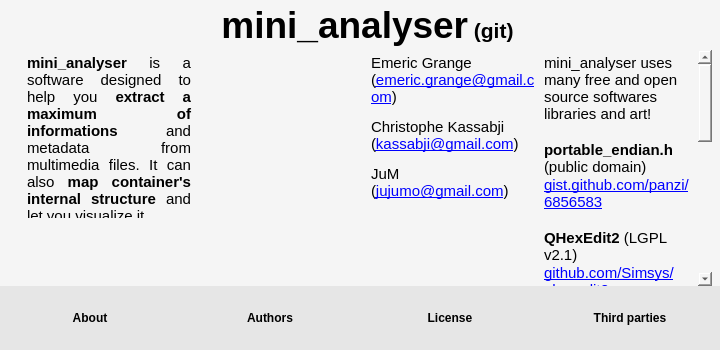
Old version of the form mini_analyser/ui/about.ui in the repository emericg/MiniVideo.
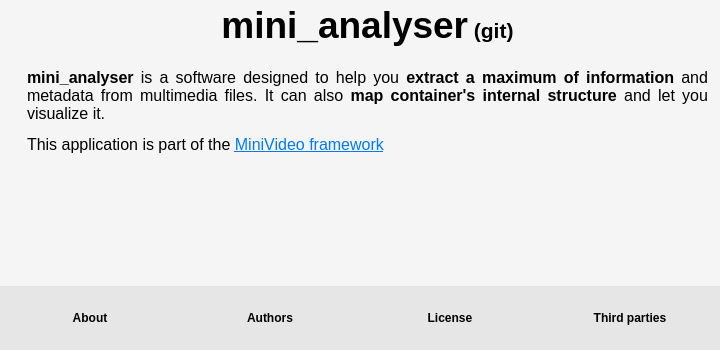
New version of the form. Icons and pictures are not drawn.

Commit message: mini_analyser: refactor the about window

```diff
--- a/mini_analyser/ui/about.ui
+++ b/mini_analyser/ui/about.ui
@@ -16,6 +16,12 @@
     <height>320</height>
    </size>
   </property>
+  <property name="maximumSize">
+   <size>
+    <width>1280</width>
+    <height>720</height>
+   </size>
+  </property>
   <property name="windowTitle">
    <string>About</string>
   </property>
@@ -183,126 +189,12 @@
      <property name="spacing">
       <number>0</number>
      </property>
-     <item row="1" column="1" rowspan="2">
-      <widget class="QTextBrowser" name="textBrowser_license">
-       <property name="frameShape">
-        <enum>QFrame::NoFrame</enum>
-       </property>
-       <property name="lineWidth">
-        <number>0</number>
-       </property>
-       <property name="autoFormatting">
-        <set>QTextEdit::AutoAll</set>
-       </property>
-       <property name="html">
-        <string>&lt;!DOCTYPE HTML PUBLIC &quot;-//W3C//DTD HTML 4.0//EN&quot; &quot;http://www.w3.org/TR/REC-html40/strict.dtd&quot;&gt;
-&lt;html&gt;&lt;head&gt;&lt;meta name=&quot;qrichtext&quot; content=&quot;1&quot; /&gt;&lt;style type=&quot;text/css&quot;&gt;
-p, li { white-space: pre-wrap; }
-&lt;/style&gt;&lt;/head&gt;&lt;body style=&quot; font-family:'DejaVu Sans'; font-size:11pt; font-weight:400; font-style:normal;&quot;&gt;
-&lt;p style=&quot;-qt-paragraph-type:empty; margin-top:0px; margin-bottom:0px; margin-left:0px; margin-right:0px; -qt-block-indent:0; text-indent:0px;&quot;&gt;&lt;br /&gt;&lt;/p&gt;&lt;/body&gt;&lt;/html&gt;</string>
-       </property>
-       <property name="source">
-        <url>
-         <string>qrc:/licenses/LICENSE</string>
-        </url>
-       </property>
-       <property name="searchPaths">
-        <stringlist notr="true"/>
-       </property>
-       <property name="openLinks">
-        <bool>false</bool>
-       </property>
-      </widget>
-     </item>
-     <item row="1" column="0">
-      <widget class="QTextBrowser" name="textBrowser_desc">
-       <property name="frameShape">
-        <enum>QFrame::NoFrame</enum>
-       </property>
-       <property name="lineWidth">
-        <number>0</number>
-       </property>
-       <property name="verticalScrollBarPolicy">
-        <enum>Qt::ScrollBarAlwaysOff</enum>
-       </property>
-       <property name="horizontalScrollBarPolicy">
-        <enum>Qt::ScrollBarAlwaysOff</enum>
-       </property>
-       <property name="sizeAdjustPolicy">
-        <enum>QAbstractScrollArea::AdjustIgnored</enum>
-       </property>
-       <property name="html">
-        <string>&lt;!DOCTYPE HTML PUBLIC &quot;-//W3C//DTD HTML 4.0//EN&quot; &quot;http://www.w3.org/TR/REC-html40/strict.dtd&quot;&gt;
-&lt;html&gt;&lt;head&gt;&lt;meta name=&quot;qrichtext&quot; content=&quot;1&quot; /&gt;&lt;style type=&quot;text/css&quot;&gt;
-p, li { white-space: pre-wrap; }
-&lt;/style&gt;&lt;/head&gt;&lt;body style=&quot; font-family:'DejaVu Sans'; font-size:11pt; font-weight:400; font-style:normal;&quot;&gt;
-&lt;p align=&quot;justify&quot; style=&quot; margin-top:12px; margin-bottom:12px; margin-left:0px; margin-right:0px; -qt-block-indent:0; text-indent:0px;&quot;&gt;&lt;span style=&quot; font-weight:600;&quot;&gt;mini_analyser&lt;/span&gt; is a software designed to help you &lt;span style=&quot; font-weight:600;&quot;&gt;extract a maximum of informations&lt;/span&gt; and metadata from multimedia files. It can also &lt;span style=&quot; font-weight:600;&quot;&gt;map container's internal structure&lt;/span&gt; and let you visualize it.&lt;/p&gt;
-&lt;p align=&quot;justify&quot; style=&quot; margin-top:12px; margin-bottom:12px; margin-left:0px; margin-right:0px; -qt-block-indent:0; text-indent:0px;&quot;&gt;&lt;br /&gt;This application is part of the &lt;a href=&quot;https://github.com/emericg/MiniVideo&quot;&gt;&lt;span style=&quot; text-decoration: underline; color:#0000ff;&quot;&gt;MiniVideo framework&lt;/span&gt;&lt;/a&gt;&lt;span style=&quot; color:#000000;&quot;&gt;.&lt;/span&gt;&lt;/p&gt;&lt;/body&gt;&lt;/html&gt;</string>
-       </property>
-       <property name="openExternalLinks">
-        <bool>true</bool>
-       </property>
-      </widget>
-     </item>
-     <item row="1" column="2" rowspan="2">
-      <widget class="QTextBrowser" name="textBrowser_copyright">
-       <property name="frameShape">
-        <enum>QFrame::NoFrame</enum>
-       </property>
-       <property name="lineWidth">
-        <number>0</number>
-       </property>
-       <property name="verticalScrollBarPolicy">
-        <enum>Qt::ScrollBarAlwaysOff</enum>
-       </property>
-       <property name="horizontalScrollBarPolicy">
-        <enum>Qt::ScrollBarAlwaysOff</enum>
-       </property>
-       <property name="html">
-        <string>&lt;!DOCTYPE HTML PUBLIC &quot;-//W3C//DTD HTML 4.0//EN&quot; &quot;http://www.w3.org/TR/REC-html40/strict.dtd&quot;&gt;
-&lt;html&gt;&lt;head&gt;&lt;meta name=&quot;qrichtext&quot; content=&quot;1&quot; /&gt;&lt;style type=&quot;text/css&quot;&gt;
-p, li { white-space: pre-wrap; }
-&lt;/style&gt;&lt;/head&gt;&lt;body style=&quot; font-family:'DejaVu Sans'; font-size:11pt; font-weight:400; font-style:normal;&quot;&gt;
-&lt;p style=&quot; margin-top:12px; margin-bottom:12px; margin-left:0px; margin-right:0px; -qt-block-indent:0; text-indent:0px;&quot;&gt;Emeric Grange (&lt;a href=&quot;mailto:emeric.grange@gmail.com&quot;&gt;&lt;span style=&quot; text-decoration: underline; color:#0000ff;&quot;&gt;emeric.grange@gmail.com&lt;/span&gt;&lt;/a&gt;)&lt;/p&gt;
-&lt;p style=&quot; margin-top:12px; margin-bottom:12px; margin-left:0px; margin-right:0px; -qt-block-indent:0; text-indent:0px;&quot;&gt;Christophe Kassabji (&lt;a href=&quot;mailto:kassabji@gmail.com&quot;&gt;&lt;span style=&quot; text-decoration: underline; color:#0000ff;&quot;&gt;kassabji@gmail.com&lt;/span&gt;&lt;/a&gt;)&lt;/p&gt;
-&lt;p style=&quot; margin-top:12px; margin-bottom:12px; margin-left:0px; margin-right:0px; -qt-block-indent:0; text-indent:0px;&quot;&gt;JuM (&lt;a href=&quot;mailto:jujumo@gmail.com&quot;&gt;&lt;span style=&quot; text-decoration: underline; color:#0000ff;&quot;&gt;jujumo@gmail.com&lt;/span&gt;&lt;/a&gt;)&lt;/p&gt;&lt;/body&gt;&lt;/html&gt;</string>
-       </property>
-       <property name="searchPaths">
-        <stringlist notr="true"/>
-       </property>
-       <property name="openExternalLinks">
-        <bool>true</bool>
-       </property>
-      </widget>
-     </item>
-     <item row="2" column="0">
-      <widget class="QTextBrowser" name="textBrowser_version">
-       <property name="frameShape">
-        <enum>QFrame::NoFrame</enum>
-       </property>
-       <property name="lineWidth">
-        <number>0</number>
-       </property>
-       <property name="verticalScrollBarPolicy">
-        <enum>Qt::ScrollBarAlwaysOff</enum>
-       </property>
-       <property name="horizontalScrollBarPolicy">
-        <enum>Qt::ScrollBarAlwaysOff</enum>
-       </property>
-       <property name="sizeAdjustPolicy">
-        <enum>QAbstractScrollArea::AdjustToContents</enum>
-       </property>
-       <property name="openLinks">
-        <bool>false</bool>
-       </property>
-      </widget>
-     </item>
-     <item row="0" column="0" colspan="4">
+     <item row="0" column="0" colspan="2">
       <widget class="QTextBrowser" name="textBrowser_title">
        <property name="minimumSize">
         <size>
          <width>0</width>
-         <height>50</height>
+         <height>48</height>
         </size>
        </property>
        <property name="maximumSize">
@@ -322,47 +214,40 @@
        </property>
        <property name="html">
         <string>&lt;!DOCTYPE HTML PUBLIC &quot;-//W3C//DTD HTML 4.0//EN&quot; &quot;http://www.w3.org/TR/REC-html40/strict.dtd&quot;&gt;
-&lt;html&gt;&lt;head&gt;&lt;meta name=&quot;qrichtext&quot; content=&quot;1&quot; /&gt;&lt;style type=&quot;text/css&quot;&gt;
+&lt;html&gt;&lt;head&gt;&lt;meta name=&quot;qrichtext&quot; content=&quot;1&quot; /&gt;&lt;meta charset=&quot;utf-8&quot; /&gt;&lt;style type=&quot;text/css&quot;&gt;
 p, li { white-space: pre-wrap; }
-&lt;/style&gt;&lt;/head&gt;&lt;body style=&quot; font-family:'DejaVu Sans'; font-size:11pt; font-weight:400; font-style:normal;&quot;&gt;
+hr { height: 1px; border-width: 0; }
+li.unchecked::marker { content: &quot;\2610&quot;; }
+li.checked::marker { content: &quot;\2612&quot;; }
+&lt;/style&gt;&lt;/head&gt;&lt;body style=&quot; font-family:'Noto Sans'; font-size:12pt; font-weight:400; font-style:normal;&quot;&gt;
 &lt;p align=&quot;center&quot; style=&quot; margin-top:0px; margin-bottom:0px; margin-left:0px; margin-right:0px; -qt-block-indent:0; text-indent:0px;&quot;&gt;&lt;span style=&quot; font-family:'Cantarell'; font-size:28pt; font-weight:600;&quot;&gt;mini_analyser&lt;/span&gt;&lt;span style=&quot; font-family:'Cantarell'; font-size:16pt; font-weight:600;&quot;&gt; (git)&lt;/span&gt;&lt;/p&gt;&lt;/body&gt;&lt;/html&gt;</string>
        </property>
       </widget>
      </item>
-     <item row="1" column="3" rowspan="2">
-      <widget class="QTextBrowser" name="textBrowser_thirdparties">
+     <item row="1" column="0">
+      <widget class="QTextBrowser" name="textBrowser_content">
        <property name="frameShape">
         <enum>QFrame::NoFrame</enum>
        </property>
        <property name="lineWidth">
         <number>0</number>
        </property>
+       <property name="verticalScrollBarPolicy">
+        <enum>Qt::ScrollBarAsNeeded</enum>
+       </property>
+       <property name="horizontalScrollBarPolicy">
+        <enum>Qt::ScrollBarAlwaysOff</enum>
+       </property>
        <property name="html">
         <string>&lt;!DOCTYPE HTML PUBLIC &quot;-//W3C//DTD HTML 4.0//EN&quot; &quot;http://www.w3.org/TR/REC-html40/strict.dtd&quot;&gt;
-&lt;html&gt;&lt;head&gt;&lt;meta name=&quot;qrichtext&quot; content=&quot;1&quot; /&gt;&lt;style type=&quot;text/css&quot;&gt;
+&lt;html&gt;&lt;head&gt;&lt;meta name=&quot;qrichtext&quot; content=&quot;1&quot; /&gt;&lt;meta charset=&quot;utf-8&quot; /&gt;&lt;style type=&quot;text/css&quot;&gt;
 p, li { white-space: pre-wrap; }
-&lt;/style&gt;&lt;/head&gt;&lt;body style=&quot; font-family:'DejaVu Sans'; font-size:11pt; font-weight:400; font-style:normal;&quot;&gt;
-&lt;p style=&quot; margin-top:0px; margin-bottom:0px; margin-left:0px; margin-right:0px; -qt-block-indent:0; text-indent:0px;&quot;&gt;mini_analyser uses many free and open source softwares libraries and art!&lt;/p&gt;
-&lt;p style=&quot;-qt-paragraph-type:empty; margin-top:0px; margin-bottom:0px; margin-left:0px; margin-right:0px; -qt-block-indent:0; text-indent:0px;&quot;&gt;&lt;br /&gt;&lt;/p&gt;
-&lt;p style=&quot; margin-top:0px; margin-bottom:0px; margin-left:0px; margin-right:0px; -qt-block-indent:0; text-indent:0px;&quot;&gt;&lt;span style=&quot; font-weight:600;&quot;&gt;portable_endian.h&lt;/span&gt; (public domain)&lt;/p&gt;
-&lt;p style=&quot; margin-top:0px; margin-bottom:0px; margin-left:0px; margin-right:0px; -qt-block-indent:0; text-indent:0px;&quot;&gt;&lt;a href=&quot;https://gist.github.com/panzi/6856583&quot;&gt;&lt;span style=&quot; text-decoration: underline; color:#0000ff;&quot;&gt;gist.github.com/panzi/6856583&lt;/span&gt;&lt;/a&gt;&lt;/p&gt;
-&lt;p style=&quot;-qt-paragraph-type:empty; margin-top:0px; margin-bottom:0px; margin-left:0px; margin-right:0px; -qt-block-indent:0; text-indent:0px;&quot;&gt;&lt;br /&gt;&lt;/p&gt;
-&lt;p style=&quot; margin-top:0px; margin-bottom:0px; margin-left:0px; margin-right:0px; -qt-block-indent:0; text-indent:0px;&quot;&gt;&lt;span style=&quot; font-weight:600;&quot;&gt;QHexEdit2&lt;/span&gt; (LGPL v2.1)&lt;/p&gt;
-&lt;p style=&quot; margin-top:0px; margin-bottom:0px; margin-left:0px; margin-right:0px; -qt-block-indent:0; text-indent:0px;&quot;&gt;&lt;a href=&quot;https://github.com/Simsys/qhexedit2&quot;&gt;&lt;span style=&quot; text-decoration: underline; color:#0000ff;&quot;&gt;github.com/Simsys/qhexedit2&lt;/span&gt;&lt;/a&gt;&lt;/p&gt;
-&lt;p style=&quot;-qt-paragraph-type:empty; margin-top:0px; margin-bottom:0px; margin-left:0px; margin-right:0px; -qt-block-indent:0; text-indent:0px; text-decoration: underline; color:#0000ff;&quot;&gt;&lt;br /&gt;&lt;/p&gt;
-&lt;p style=&quot; margin-top:0px; margin-bottom:0px; margin-left:0px; margin-right:0px; -qt-block-indent:0; text-indent:0px;&quot;&gt;&lt;span style=&quot; font-weight:600;&quot;&gt;QCustomPlot&lt;/span&gt; (GPL v3+)&lt;/p&gt;
-&lt;p style=&quot; margin-top:0px; margin-bottom:0px; margin-left:0px; margin-right:0px; -qt-block-indent:0; text-indent:0px;&quot;&gt;&lt;a href=&quot;https://www.qcustomplot.com&quot;&gt;&lt;span style=&quot; text-decoration: underline; color:#0000ff;&quot;&gt;qcustomplot.com&lt;/span&gt;&lt;/a&gt;&lt;/p&gt;
-&lt;p style=&quot;-qt-paragraph-type:empty; margin-top:0px; margin-bottom:0px; margin-left:0px; margin-right:0px; -qt-block-indent:0; text-indent:0px;&quot;&gt;&lt;br /&gt;&lt;/p&gt;
-&lt;p style=&quot; margin-top:0px; margin-bottom:0px; margin-left:0px; margin-right:0px; -qt-block-indent:0; text-indent:0px;&quot;&gt;&lt;span style=&quot; font-weight:600;&quot;&gt;pugixml&lt;/span&gt; (MIT)&lt;/p&gt;
-&lt;p style=&quot; margin-top:0px; margin-bottom:0px; margin-left:0px; margin-right:0px; -qt-block-indent:0; text-indent:0px;&quot;&gt;&lt;a href=&quot;https://github.com/zeux/pugixml&quot;&gt;&lt;span style=&quot; text-decoration: underline; color:#0000ff;&quot;&gt;github.com/zeux/pugixml&lt;/span&gt;&lt;/a&gt;&lt;/p&gt;
-&lt;p style=&quot;-qt-paragraph-type:empty; margin-top:0px; margin-bottom:0px; margin-left:0px; margin-right:0px; -qt-block-indent:0; text-indent:0px;&quot;&gt;&lt;br /&gt;&lt;/p&gt;
-&lt;p style=&quot; margin-top:0px; margin-bottom:0px; margin-left:0px; margin-right:0px; -qt-block-indent:0; text-indent:0px;&quot;&gt;&lt;span style=&quot; font-weight:600;&quot;&gt;mini_analyser icon&lt;/span&gt; by JuM (CC BY-SA 4.0)&lt;/p&gt;
-&lt;p style=&quot;-qt-paragraph-type:empty; margin-top:0px; margin-bottom:0px; margin-left:0px; margin-right:0px; -qt-block-indent:0; text-indent:0px;&quot;&gt;&lt;br /&gt;&lt;/p&gt;
-&lt;p style=&quot; margin-top:0px; margin-bottom:0px; margin-left:0px; margin-right:0px; -qt-block-indent:0; text-indent:0px;&quot;&gt;&lt;span style=&quot; font-weight:600;&quot;&gt;Faenza &amp;amp; Faience icon themes&lt;/span&gt; (GPL v3)&lt;/p&gt;
-&lt;p style=&quot; margin-top:0px; margin-bottom:0px; margin-left:0px; margin-right:0px; -qt-block-indent:0; text-indent:0px;&quot;&gt;&lt;a href=&quot;https://tiheum.deviantart.com&quot;&gt;&lt;span style=&quot; text-decoration: underline; color:#0000ff;&quot;&gt;tiheum.deviantart.com&lt;/span&gt;&lt;/a&gt;&lt;/p&gt;
-&lt;p style=&quot;-qt-paragraph-type:empty; margin-top:0px; margin-bottom:0px; margin-left:0px; margin-right:0px; -qt-block-indent:0; text-indent:0px;&quot;&gt;&lt;br /&gt;&lt;/p&gt;
-&lt;p style=&quot; margin-top:0px; margin-bottom:0px; margin-left:0px; margin-right:0px; -qt-block-indent:0; text-indent:0px;&quot;&gt;&lt;span style=&quot; font-weight:600;&quot;&gt;Material icons&lt;/span&gt; (Apache License v2.0)&lt;/p&gt;
-&lt;p style=&quot; margin-top:0px; margin-bottom:0px; margin-left:0px; margin-right:0px; -qt-block-indent:0; text-indent:0px;&quot;&gt;&lt;a href=&quot;https://material.io/icons&quot;&gt;&lt;span style=&quot; text-decoration: underline; color:#0000ff;&quot;&gt;material.io/icons&lt;/span&gt;&lt;/a&gt;&lt;/p&gt;&lt;/body&gt;&lt;/html&gt;</string>
+hr { height: 1px; border-width: 0; }
+li.unchecked::marker { content: &quot;\2610&quot;; }
+li.checked::marker { content: &quot;\2612&quot;; }
+&lt;/style&gt;&lt;/head&gt;&lt;body style=&quot; font-family:'Noto Sans'; font-size:12pt; font-weight:400; font-style:normal;&quot;&gt;
+&lt;p align=&quot;justify&quot; style=&quot; margin-top:12px; margin-bottom:12px; margin-left:0px; margin-right:0px; -qt-block-indent:0; text-indent:0px;&quot;&gt;&lt;span style=&quot; font-weight:700;&quot;&gt;mini_analyser&lt;/span&gt; is a software designed to help you &lt;span style=&quot; font-weight:700;&quot;&gt;extract a maximum of information&lt;/span&gt; and metadata from multimedia files. It can also &lt;span style=&quot; font-weight:700;&quot;&gt;map container's internal structure&lt;/span&gt; and let you visualize it.&lt;/p&gt;
+&lt;p align=&quot;justify&quot; style=&quot; margin-top:12px; margin-bottom:12px; margin-left:0px; margin-right:0px; -qt-block-indent:0; text-indent:0px;&quot;&gt;This application is part of the &lt;a href=&quot;https://github.com/emericg/MiniVideo&quot;&gt;&lt;span style=&quot; text-decoration: underline; color:#007af4;&quot;&gt;MiniVideo framework&lt;/span&gt;&lt;/a&gt;&lt;/p&gt;&lt;/body&gt;&lt;/html&gt;</string>
        </property>
        <property name="openExternalLinks">
         <bool>true</bool>
```
Left out of the diff: 4 changed lines with no effect on the pictures. The commit also changes 10 other files.
